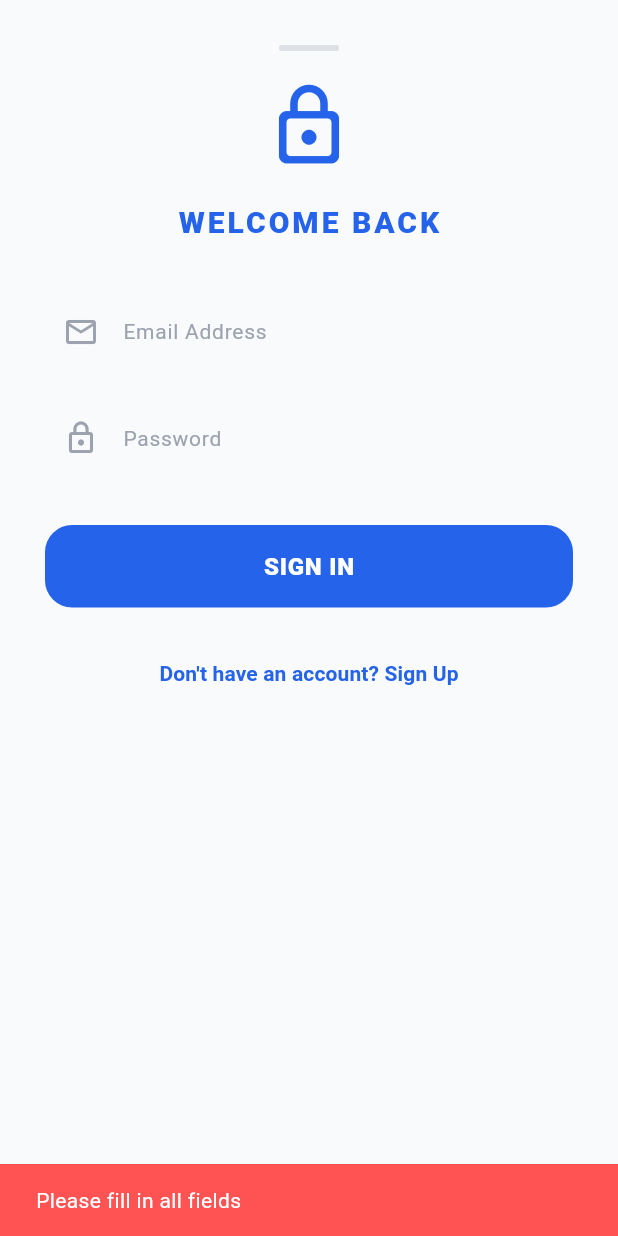
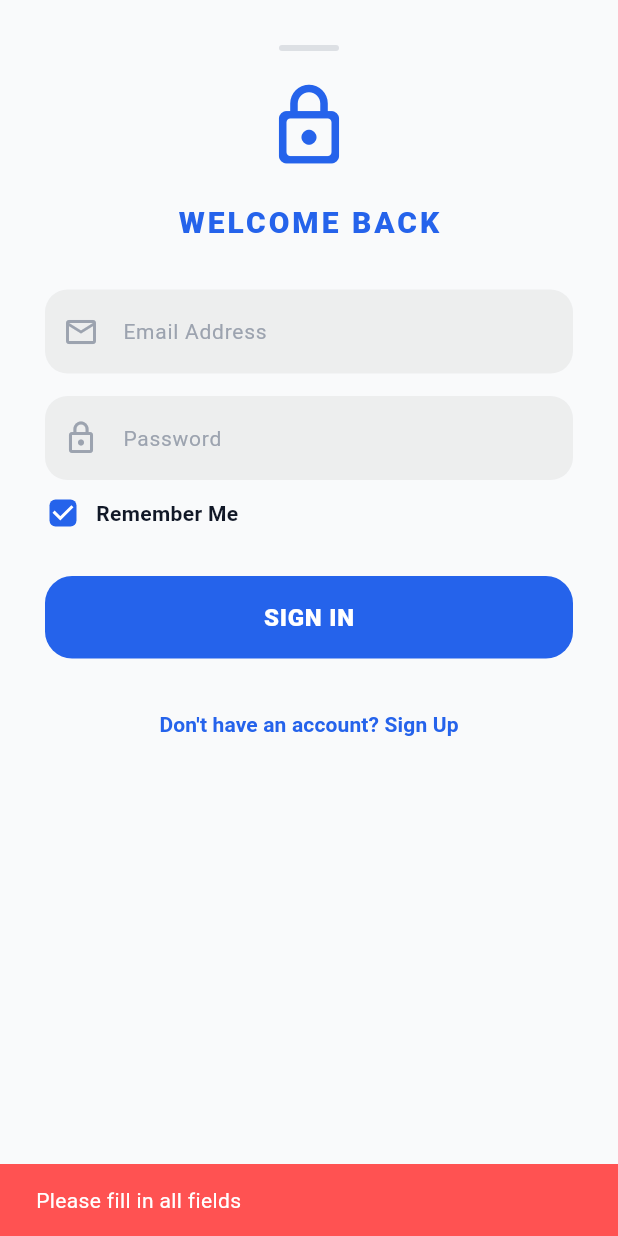
Before and after one commit to banana1638/Coffee-Plus-App, a Flutter app: the AuthModal widget shown alone on an empty page, opened directly, after a tap on "SIGN IN", on a phone screen of 412 x 824 dp. Run offline on Flutter 3.47's test engine with Material 3 defaults, Android fonts, the phone set to English and light mode, and no system bars; our stand-ins replace cached_network_image, dio, flutter_secure_storage; accounts and stored records are empty; network calls fail.

Commit message:
feat: Implement core API service for backend communication, authentication modal, and main application wrapper.

```diff
--- a/lib/widgets/auth_modal.dart
+++ b/lib/widgets/auth_modal.dart
@@ -26,6 +26,7 @@ class _AuthModalState extends State<AuthModal> {
   final _nameController = TextEditingController();
   final _confirmPasswordController = TextEditingController();
   bool _isLoading = false;
+  bool _rememberMe = true;
 
   @override
   void initState() {
@@ -55,7 +56,11 @@ class _AuthModalState extends State<AuthModal> {
 
     Map<String, dynamic> result;
     if (isLogin) {
-      result = await ApiService().login(email, password);
+      result = await ApiService().login(
+        email,
+        password,
+        rememberMe: _rememberMe,
+      );
     } else {
       result = await ApiService().register(
         name: name,
@@ -171,6 +176,36 @@ class _AuthModalState extends State<AuthModal> {
               ),
             ],
 
+            if (isLogin) ...[
+              const SizedBox(height: 10),
+              Row(
+                children: [
+                  SizedBox(
+                    height: 24,
+                    width: 24,
+                    child: Checkbox(
+                      value: _rememberMe,
+                      onChanged: (val) =>
+                          setState(() => _rememberMe = val ?? true),
+                      activeColor: AppColors.primary,
+                      shape: RoundedRectangleBorder(
+                        borderRadius: BorderRadius.circular(4),
+                      ),
+                    ),
+                  ),
+                  const SizedBox(width: 10),
+                  const Text(
+                    "Remember Me",
+                    style: TextStyle(
+                      color: AppColors.textMain,
+                      fontWeight: FontWeight.w600,
+                      fontSize: 14,
+                    ),
+                  ),
+                ],
+              ),
+            ],
+
             const SizedBox(height: 30),
 
             SizedBox(
@@ -237,12 +272,12 @@ class _AuthModalState extends State<AuthModal> {
       controller: controller,
       obscureText: obscureText,
       keyboardType: keyboardType,
-      style: const TextStyle(color: Colors.white),
+      style: const TextStyle(color: AppColors.textMain),
       decoration: InputDecoration(
         hintText: hintText,
         prefixIcon: Icon(icon, color: AppColors.textMuted),
         filled: true,
-        fillColor: Colors.white.withValues(alpha: 0.05),
+        fillColor: Colors.black.withValues(alpha: 0.05),
         border: OutlineInputBorder(
           borderRadius: BorderRadius.circular(15),
           borderSide: BorderSide.none,
```
Also changed, not shown: lib/screens/main_wrapper.dart (+11 -5 lines), lib/services/api_service.dart (+32 -2 lines).
